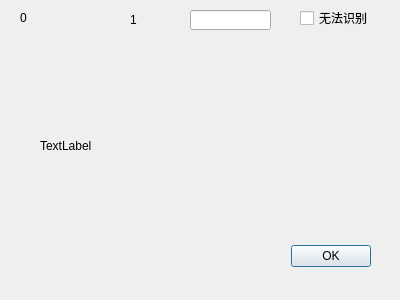
Old version of the form fixdataviewer/dialog.ui in the repository yuantailing/imageviewer.
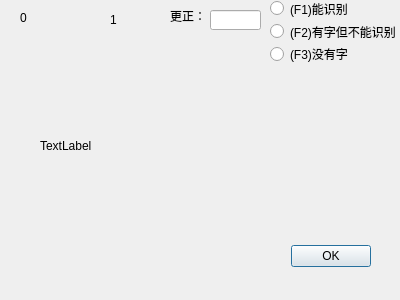
New version of the form.

What changed in the file:
```diff
--- a/fixdataviewer/dialog.ui
+++ b/fixdataviewer/dialog.ui
@@ -48,9 +48,9 @@
   <widget class="QLineEdit" name="lineEdit">
    <property name="geometry">
     <rect>
-     <x>190</x>
+     <x>210</x>
      <y>10</y>
-     <width>81</width>
+     <width>51</width>
      <height>20</height>
     </rect>
    </property>
@@ -71,7 +71,7 @@
   <widget class="QLabel" name="smallImageLabel">
    <property name="geometry">
     <rect>
-     <x>130</x>
+     <x>110</x>
      <y>10</y>
      <width>41</width>
      <height>20</height>
@@ -81,19 +81,52 @@
     <string>1</string>
    </property>
   </widget>
-  <widget class="QCheckBox" name="checkBox">
+  <widget class="QLabel" name="label_2">
    <property name="geometry">
     <rect>
-     <x>300</x>
+     <x>170</x>
      <y>10</y>
-     <width>81</width>
-     <height>16</height>
+     <width>54</width>
+     <height>12</height>
     </rect>
    </property>
    <property name="text">
-    <string>无法识别</string>
+    <string>更正：</string>
    </property>
   </widget>
+  <widget class="QWidget" name="">
+   <property name="geometry">
+    <rect>
+     <x>270</x>
+     <y>0</y>
+     <width>133</width>
+     <height>62</height>
+    </rect>
+   </property>
+   <layout class="QVBoxLayout" name="verticalLayout">
+    <item>
+     <widget class="QRadioButton" name="clearFlagButton_0">
+      <property name="text">
+       <string>(F1)能识别</string>
+      </property>
+     </widget>
+    </item>
+    <item>
+     <widget class="QRadioButton" name="clearFlagButton_1">
+      <property name="text">
+       <string>(F2)有字但不能识别</string>
+      </property>
+     </widget>
+    </item>
+    <item>
+     <widget class="QRadioButton" name="clearFlagButton_2">
+      <property name="text">
+       <string>(F3)没有字</string>
+      </property>
+     </widget>
+    </item>
+   </layout>
+  </widget>
  </widget>
  <resources/>
  <connections>
```
